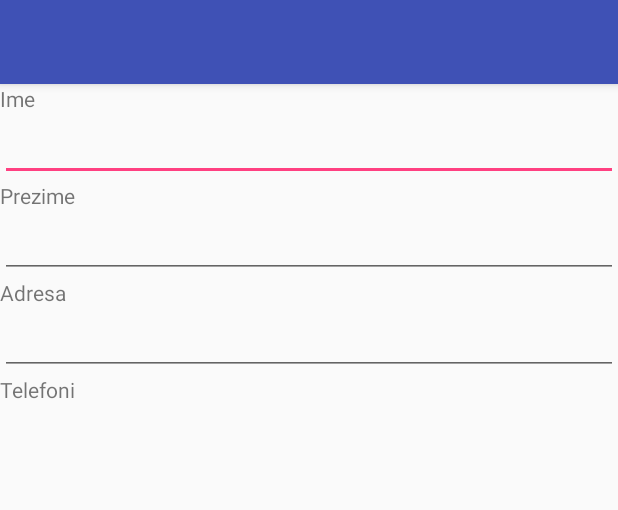
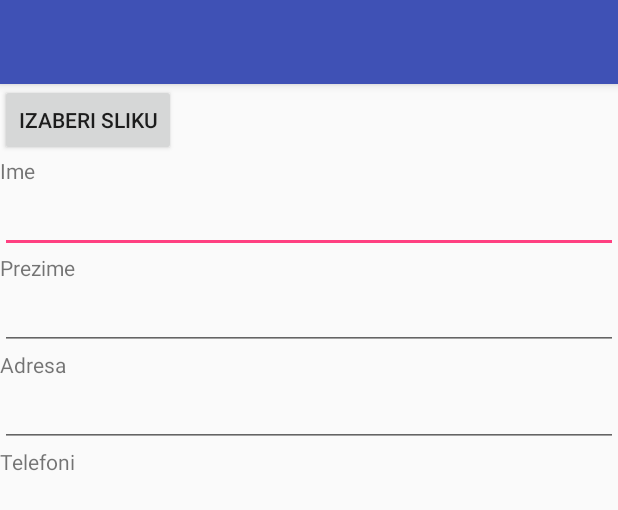
Before and after one commit to neorns/Ispit, an Android app: the layout detail_activity.xml on its own in the app's theme, with its tools: preview values and no code run, on a phone screen of 412 x 824 dp. Shown: the top 510 px of the screen. Run offline under Robolectric (Android 15) with nearby library versions, the phone set to English and light mode, and no system bars.

```diff
--- a/app/build.gradle
+++ b/app/build.gradle
@@ -24,7 +24,7 @@ dependencies {
     androidTestCompile('com.android.support.test.espresso:espresso-core:2.2.2', {
         exclude group: 'com.android.support', module: 'support-annotations'
     })
-
+    compile 'com.squareup.picasso:picasso:2.5.2'
     compile 'com.android.support:design:23.1.1'
     compile 'com.j256.ormlite:ormlite-android:4.48'
     compile 'com.android.support:appcompat-v7:23.4.0'
--- a/app/src/main/res/layout/detail_activity.xml
+++ b/app/src/main/res/layout/detail_activity.xml
@@ -29,6 +29,11 @@
         android:id="@+id/image"
         android:layout_width="wrap_content"
         android:layout_height="wrap_content" />
+    <Button
+        android:id="@+id/izaberi"
+        android:layout_width="wrap_content"
+        android:layout_height="wrap_content"
+        android:text="Izaberi sliku"/>
 
     <TextView
         android:layout_width="wrap_content"
```
Also changed, not shown: app/src/main/java/com/example/androiddevelopment/ispit/activities/DetailActivity.java (+50 -1 lines).
